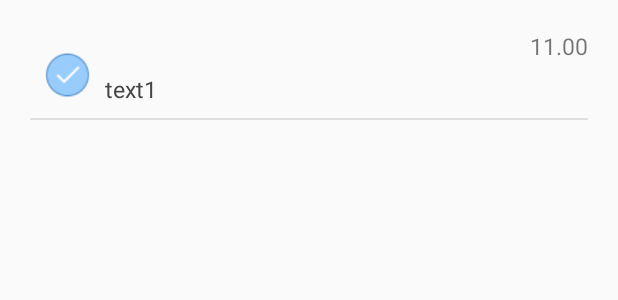
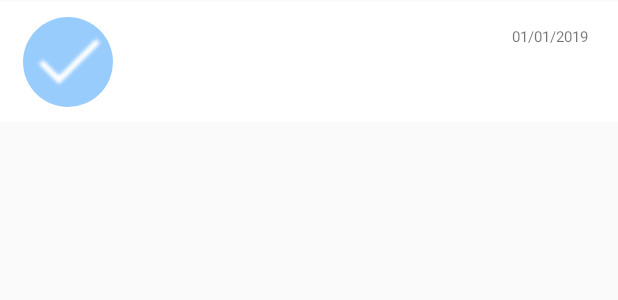
Before and after one commit to sriThariduSangeeth/TestAndroid, an Android app: the layout my_task_recycler_view_layout.xml on its own in the app's theme, with its tools: preview values and no code run, on a phone screen of 412 x 824 dp. Shown: the top 300 px of the screen. Run offline under Robolectric (Android 15) with nearby library versions, the phone set to English and light mode, and no system bars.

Commit message:
resovle merage confit

```diff
--- a/app/build.gradle
+++ b/app/build.gradle
@@ -80,7 +80,6 @@ dependencies {
     //camera
     implementation 'com.karumi:dexter:5.0.0'
 
-
     implementation 'com.squareup.retrofit2:retrofit:2.5.0'
     implementation 'com.squareup.retrofit2:converter-jackson:2.5.0'
 
--- a/app/src/main/java/app/whatsdone/android/services/DiscussionService.java
+++ b/app/src/main/java/app/whatsdone/android/services/DiscussionService.java
@@ -8,11 +8,11 @@ public interface DiscussionService {
 
     void getAllDiscussion(String groupId , ServiceListener serviceListener);
 
-    void insterMessage(Message getMessage , ServiceListener serviceListener);
+    void insterMessage(Message getMessage ,  ServiceListener serviceListener);
 
     void deleteMessage ();
 
-    void loadRestMessages( Message lastMsg , String groupId , ServiceListener serviceListener);
+    void loadRestMessages( String groupId , ServiceListener serviceListener);
 
 
 }
--- a/app/src/main/java/app/whatsdone/android/utils/Constants.java
+++ b/app/src/main/java/app/whatsdone/android/utils/Constants.java
@@ -63,6 +63,8 @@ public class Constants {
     public static final String ARG_GROUP_ID = "group_id";
     public static final String ARG_GROUP_NAME = "group_title";
 
+    public static final String URL_FIREBASE = "https://us-central1-whatsdone-f770e.cloudfunctions.net/api";
+
     public static final int IMAGE_HEIGHT = 180;
     public static final int IMAGE_WIDTH = 180;
 
--- a/app/src/main/res/layout/group_recycler_view_layout.xml
+++ b/app/src/main/res/layout/group_recycler_view_layout.xml
@@ -1,15 +1,13 @@
 <?xml version="1.0" encoding="utf-8"?>
-<android.support.constraint.ConstraintLayout xmlns:android="http://schemas.android.com/apk/res/android"
+<android.support.constraint.ConstraintLayout
+    xmlns:android="http://schemas.android.com/apk/res/android"
     xmlns:app="http://schemas.android.com/apk/res-auto"
     xmlns:tools="http://schemas.android.com/tools"
-
     android:id="@+id/recycler_view_layout"
     android:layout_width="match_parent"
     android:layout_height="wrap_content"
     android:layout_centerVertical="true"
-
     android:layout_marginTop="1sp"
-
     android:background="@color/white"
     android:orientation="horizontal">
 
--- a/app/src/main/res/layout/my_task_recycler_view_layout.xml
+++ b/app/src/main/res/layout/my_task_recycler_view_layout.xml
@@ -1,162 +1,87 @@
 <?xml version="1.0" encoding="utf-8"?>
-<RelativeLayout
+
+<android.support.constraint.ConstraintLayout
     xmlns:android="http://schemas.android.com/apk/res/android"
     xmlns:tools="http://schemas.android.com/tools"
     xmlns:app="http://schemas.android.com/apk/res-auto"
+
+    android:id="@+id/recycler_view_layout"
     android:layout_width="match_parent"
     android:layout_height="wrap_content"
+    android:layout_centerVertical="true"
+
+    android:layout_marginTop="1sp"
+
+    android:background="@color/white"
     android:orientation="horizontal"
-    android:id="@+id/recycler_view_layout"
-    android:paddingTop="20sp"
-    android:paddingBottom="20sp"
-    android:paddingLeft="20sp"
-    android:paddingRight="20sp"
-    android:elevation="10dp"
-    android:layout_weight="20"
-    android:layout_centerVertical="true"
     >
 
-    <ImageView
-        android:id="@+id/image_view_task"
-        android:layout_width="50sp"
-        android:layout_height="50dp"
-        android:layout_margin="10dp"
+
+    <de.hdodenhof.circleimageview.CircleImageView
+        android:id="@+id/image_view_my_task"
+        android:layout_width="80sp"
+        android:layout_height="80dp"
+        android:layout_marginStart="15dp"
+        android:layout_marginLeft="15dp"
+        android:contentDescription="done image"
+        android:paddingEnd="20sp"
+        android:paddingRight="20sp"
         android:src="@drawable/done_icon"
-        android:paddingRight="20sp"
-        android:paddingBottom="10sp"
-
+        app:layout_constraintBottom_toBottomOf="parent"
+        app:layout_constraintStart_toStartOf="parent"
+        app:layout_constraintTop_toTopOf="parent"
 
         >
-
-    </ImageView>
+    </de.hdodenhof.circleimageview.CircleImageView>
 
 
     <TextView
         android:id="@+id/task_text"
-        android:layout_width="wrap_content"
+        android:layout_width="164dp"
         android:layout_height="wrap_content"
-        android:layout_marginLeft="50sp"
+        android:layout_marginStart="10dp"
+        android:layout_marginLeft="10dp"
+        android:layout_marginTop="8dp"
+        android:layout_marginEnd="124dp"
+        android:layout_marginRight="124dp"
 
         android:textColor="@color/black"
         android:textSize="15sp"
-        tools:layout_editor_absoluteX="0dp"
-        tools:layout_editor_absoluteY="225dp"
-
-        >
-
-
-    </TextView>
-
-    <TextView
-        android:layout_width="wrap_content"
-        android:id="@+id/text2"
-        android:layout_height="wrap_content"
-        android:layout_alignBottom="@+id/image_view_task"
-        android:layout_marginLeft="50sp"
-        android:layout_weight="3"
-        android:text="text1"
-        android:textColor="#444"
-        android:textSize="15sp"
-        android:paddingBottom="10sp"
-
-        />
-    <TextView
-        android:id="@+id/time"
-        android:layout_width="wrap_content"
-        android:layout_height="wrap_content"
-        android:layout_alignParentRight="true"
-        android:text="11.00"
-        android:textSize="15sp"
-        />
+        app:layout_constraintEnd_toEndOf="@+id/task_inner_text_sub"
+        app:layout_constraintStart_toEndOf="@+id/image_view_group"
+        app:layout_constraintTop_toTopOf="parent" />
 
 
 
+    <TextView
+        android:id="@+id/task_inner_text_sub"
+        android:layout_width="wrap_content"
+        android:layout_height="wrap_content"
+        android:layout_marginStart="8dp"
+        android:layout_marginLeft="8dp"
+        android:layout_marginTop="16dp"
+        android:paddingEnd="20sp"
+        android:paddingRight="20sp"
+        android:text="@string/date"
 
-    <View
-        android:layout_width="fill_parent"
-        android:layout_height="1sp"
-        android:layout_alignBottom="@+id/text2"
-        android:background="@color/grey"
-        android:paddingBottom="10sp"
-        android:paddingTop="20sp"
-
-        />
-
-</RelativeLayout>
-<!--
-<?xml version="1.0" encoding="utf-8"?>
-<RelativeLayout
-    xmlns:android="http://schemas.android.com/apk/res/android"
-    xmlns:tools="http://schemas.android.com/tools"
-    android:layout_width="match_parent"
-    android:layout_height="wrap_content"
-    android:orientation="horizontal"
-    android:paddingTop="100dp"
-     android:paddingBottom="20sp"
-    android:paddingLeft="20sp"
-    android:paddingRight="20sp"
-    android:elevation="10dp"
-    android:layout_weight="20"
-    android:layout_centerVertical="true"
-    android:id="@+id/my_task_recycler_view_layout"
-    >
-
-
-    <ImageView
-        android:layout_width="40sp"
-        android:layout_height="50dp"
-        android:layout_margin="10dp"
-        android:src="@drawable/done_icon"
-        android:paddingRight="20sp"
-        android:id="@+id/image_view_task"
-
-        >
-    </ImageView>
+        android:textSize="10sp"
+        app:layout_constraintEnd_toEndOf="parent"
+        app:layout_constraintHorizontal_bias="0.91"
+        app:layout_constraintRight_toRightOf="parent"
+        app:layout_constraintStart_toEndOf="@+id/group_text"
+        app:layout_constraintTop_toTopOf="parent" />
 
     <TextView
-        android:id="@+id/task_text"
-        android:layout_width="wrap_content"
-        android:layout_height="wrap_content"
-        android:layout_marginLeft="50sp"
-        android:layout_weight="3"
-        android:textColor="@color/colorPrimary"
-        android:textSize="20sp"
-        tools:layout_editor_absoluteX="0dp"
-        tools:layout_editor_absoluteY="225dp"
+        android:id="@+id/status"
+        android:layout_width="0dp"
+        android:layout_height="13dp"
 
-        />
+        android:layout_marginStart="10dp"
+        android:layout_marginLeft="10dp"
+        android:layout_marginTop="8dp"
+        android:layout_marginBottom="8dp"
+        app:layout_constraintBottom_toBottomOf="parent"
+        app:layout_constraintStart_toEndOf="@+id/image_view_my_task"
+        app:layout_constraintTop_toBottomOf="@+id/task_text" />
 
-    <TextView
-        android:layout_width="wrap_content"
-        android:layout_height="wrap_content"
-
-        android:layout_marginLeft="50sp"
-        android:layout_weight="3"
-        android:text="text1"
-        android:textColor="#444"
-        android:textSize="15sp"
-        android:paddingBottom="10sp"
-        />
-
-    <TextView
-        android:id="@+id/time_task"
-        android:layout_width="wrap_content"
-        android:layout_height="wrap_content"
-        android:layout_alignParentRight="true"
-        android:text="11.00"
-        android:textSize="15sp"
-        />
-
-
-    <View
-        android:layout_width="fill_parent"
-        android:layout_height="1sp"
-        android:layout_alignBottom="@+id/group_task_assigned"
-        android:background="@color/grey"
-        android:paddingBottom="10sp"
-        android:paddingTop="20sp"
-
-        />
-</RelativeLayout>
-
--->
+</android.support.constraint.ConstraintLayout>
--- a/app/src/main/res/layout/task_inner_recycler_view_layout.xml
+++ b/app/src/main/res/layout/task_inner_recycler_view_layout.xml
@@ -74,7 +74,6 @@
         android:id="@+id/status"
         android:layout_width="0dp"
         android:layout_height="13dp"
-
         android:layout_marginStart="10dp"
         android:layout_marginLeft="10dp"
         android:layout_marginTop="8dp"
@@ -82,4 +81,5 @@
         app:layout_constraintBottom_toBottomOf="parent"
         app:layout_constraintStart_toEndOf="@+id/image_view_task_inner_group"
         app:layout_constraintTop_toBottomOf="@+id/task_inner_text" />
+
 </android.support.constraint.ConstraintLayout>
--- a/app/src/main/res/values/strings.xml
+++ b/app/src/main/res/values/strings.xml
@@ -68,4 +68,5 @@
     <string name="sync_contacts">Sync Contacts</string>
     <string name="logout">logout</string>
     <string name="display_name">Display Name</string>
+    <string name="start_typing_status">Start typing</string>
 </resources>
--- a/build.gradle
+++ b/build.gradle
@@ -13,9 +13,8 @@ buildscript {
     }
     dependencies {
         classpath 'com.android.tools.build:gradle:3.4.1'
-		classpath 'com.novoda:bintray-release:0.8.0'
-        classpath 'io.fabric.tools:gradle:1.28.0'
         classpath 'com.google.gms:google-services:4.2.0'
+
         // NOTE: Do not place your application dependencies here; they belong
         // in the individual module build.gradle files
     }
```
Also changed, not shown: app/src/main/java/app/whatsdone/android/model/Group.java (+7 -1 lines), app/src/main/java/app/whatsdone/android/model/User.java (+0 -7 lines), app/src/main/java/app/whatsdone/android/services/DiscussionImpl.java (+39 -9 lines), app/src/main/java/app/whatsdone/android/ui/activity/InnerGroupDiscussionActivity.java (+48 -16 lines), app/src/main/java/app/whatsdone/android/ui/fragments/InnerGroupTaskFragment.java (+9 -12 lines), app/src/main/java/app/whatsdone/android/utils/MessageActivity.java (+22 -20 lines), app/src/main/res/layout/activity_inner_group_discussion.xml (+8 -7 lines).
